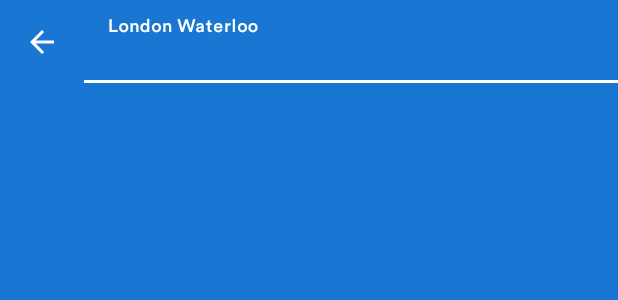
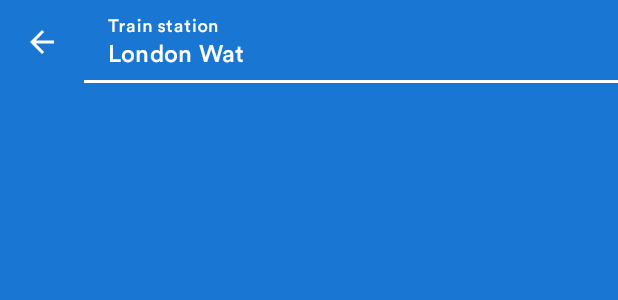
Before and after one commit to charlie-niekirk/TrainTimes, an Android app: the layout fragment_station_search.xml on its own in the app's theme, with its tools: preview values and no code run, on a phone screen of 412 x 824 dp. Shown: the top 300 px of the screen. Run offline under Robolectric (Android 15) with nearby library versions, the phone set to English and light mode, and no system bars.

```diff
--- a/app/build.gradle
+++ b/app/build.gradle
@@ -90,6 +90,8 @@
     implementation 'com.github.tinder.scarlet:scarlet-stream-adapter-coroutines:0.2.4'
     implementation 'com.github.tinder.scarlet:scarlet-lifecycle-android:0.2.4'
 
+    implementation 'com.github.mmin18:realtimeblurview:1.2.1'
+
     kapt 'com.google.dagger:dagger-compiler:2.24'
     kapt 'com.google.dagger:dagger-android-processor:2.24'
     kapt 'com.github.bumptech.glide:compiler:4.10.0'
--- a/app/src/main/AndroidManifest.xml
+++ b/app/src/main/AndroidManifest.xml
@@ -13,7 +13,8 @@
         android:supportsRtl="true"
         android:theme="@style/AppTheme"
         android:name=".TrainTimesApp">
-        <activity android:name=".MainActivity">
+        <activity android:name=".MainActivity"
+            android:windowSoftInputMode="adjustNothing">
             <intent-filter>
                 <action android:name="android.intent.action.MAIN" />
 
--- a/app/src/main/java/com/cniekirk/traintimes/MainActivity.kt
+++ b/app/src/main/java/com/cniekirk/traintimes/MainActivity.kt
@@ -1,5 +1,6 @@
 package com.cniekirk.traintimes
 
+import android.graphics.PorterDuff
 import android.os.Bundle
 import androidx.appcompat.app.AppCompatActivity
 import androidx.navigation.Navigation
@@ -8,6 +9,7 @@
 import com.google.android.material.bottomnavigation.BottomNavigationView
 import dagger.android.DispatchingAndroidInjector
 import dagger.android.HasAndroidInjector
+import kotlinx.android.synthetic.main.activity_main.*
 import javax.inject.Inject
 
 class MainActivity : AppCompatActivity(), HasAndroidInjector {
@@ -25,6 +27,7 @@
 
         findViewById<BottomNavigationView>(R.id.navigation_bar)
             .setupWithNavController(navController)
+
     }
 
     override fun onSupportNavigateUp(): Boolean {
--- a/app/src/main/java/com/cniekirk/traintimes/repo/NreRepositoryImpl.kt
+++ b/app/src/main/java/com/cniekirk/traintimes/repo/NreRepositoryImpl.kt
@@ -63,6 +63,7 @@
 
         val time = SimpleDateFormat("yyyy-MM-dd'T'HH:mm:ss.SSSZZZZZ", Locale.ENGLISH).format(Date())
 
+        // Do this more securely
         val header = "/api/journeyplan/$origin/to/$destination$time"
             .hmac("/api/journeyplan/$origin/to/$destination")
 
--- a/app/src/main/java/com/cniekirk/traintimes/ui/main/HomeFragment.kt
+++ b/app/src/main/java/com/cniekirk/traintimes/ui/main/HomeFragment.kt
@@ -118,7 +118,7 @@
             // Remove old items to make the UX more seamless
             home_services_list.adapter = DepartureListAdapter(emptyList(), this)
             viewModel.getDepartures()
-            viewModel.getJourneyPlan()
+            //viewModel.getJourneyPlan()
         }
     }
 
--- a/app/src/main/res/color/bottom_nav_color.xml
+++ b/app/src/main/res/color/bottom_nav_color.xml
@@ -1,5 +1,4 @@
 <?xml version="1.0" encoding="utf-8"?>
 <selector xmlns:android="http://schemas.android.com/apk/res/android">
-    <item android:state_checked="true" android:color="@color/colorPrimary"/>
-    <item android:state_checked="false" android:color="?android:attr/colorForeground"/>
+    <item android:color="#00000000"/>
 </selector>
--- a/app/src/main/res/layout/fragment_station_search.xml
+++ b/app/src/main/res/layout/fragment_station_search.xml
@@ -3,6 +3,7 @@
     android:layout_width="match_parent"
     android:layout_height="match_parent"
     xmlns:app="http://schemas.android.com/apk/res-auto"
+    xmlns:tools="http://schemas.android.com/tools"
     android:background="@color/colorFragSearch"
     android:transitionName="@string/dep_search_transition">
 
@@ -35,8 +36,9 @@
             android:layout_height="match_parent"
             android:hint="@string/station_search_hint"
             android:inputType="text"
+            android:textColor="@color/colorPrimary"
             android:fontFamily="@font/circularstd"
-            android:textColorHint="@color/colorPrimary"/>
+            tools:text="London Wat"/>
 
     </com.google.android.material.textfield.TextInputLayout>
 
--- a/app/src/main/res/values-night/colors.xml
+++ b/app/src/main/res/values-night/colors.xml
@@ -1,6 +1,7 @@
 <?xml version="1.0" encoding="utf-8"?>
 <resources>
     <color name="colorPrimary">#000000</color>
+    <color name="transPrimary">#30000000</color>
     <color name="colorPrimaryDark">#81D4FA</color>
     <color name="colorAccent">#FFFFFF</color>
     <color name="colorBackground">#000000</color>
--- a/app/src/main/res/values/colors.xml
+++ b/app/src/main/res/values/colors.xml
@@ -1,6 +1,7 @@
 <?xml version="1.0" encoding="utf-8"?>
 <resources>
     <color name="colorPrimary">#FFFFFF</color>
+    <color name="transPrimary">#30FFFFFF</color>
     <color name="colorPrimaryDark">#1976D2</color>
     <color name="colorAccent">#1976D2</color>
     <color name="colorBackground">#FFFFFF</color>
--- a/app/src/main/res/values/strings.xml
+++ b/app/src/main/res/values/strings.xml
@@ -11,7 +11,7 @@
     <string name="find_trains">Find Trains</string>
     <string name="dep_search_transition">depStationTransition</string>
     <string name="favourites">Favourites</string>
-    <string name="station_search_hint">London Waterloo</string>
+    <string name="station_search_hint">Train station</string>
     <string name="no_services_found">No services found &#129300;</string>
     <string name="platform_prefix">Platform: %1$s</string>
     <string name="departure_text_transition">departureDestTransitionName</string>
--- a/app/src/main/res/values/styles.xml
+++ b/app/src/main/res/values/styles.xml
@@ -12,6 +12,7 @@
     <style name="Widget.BottomNavigationView"
         parent="Widget.MaterialComponents.BottomNavigationView">
         <item name="fontFamily">@font/circularstd</item>
+        <item name="colorSurface">@android:color/transparent</item>
     </style>
 
 </resources>
```
Also changed, not shown: app/src/main/res/layout/activity_main.xml (+14 -2 lines).
